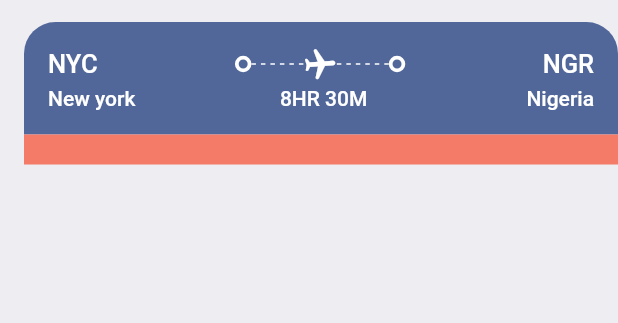
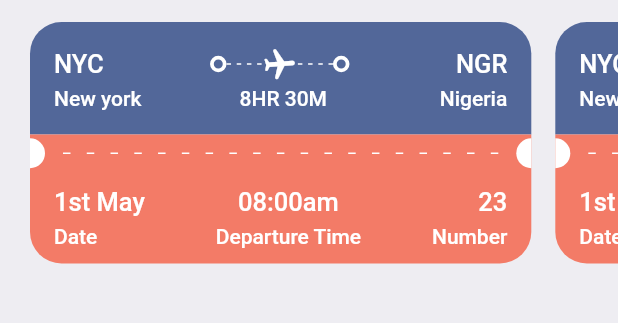
Before and after one commit to iyamujoshua/Flight_app, a Flutter app: the Homescreen screen opened directly, on a phone screen of 412 x 824 dp, the part 350-673 px from its top. Run offline on Flutter 3.47's test engine with Material 2 defaults, Android fonts, the phone set to English and light mode, and no system bars; our stand-ins replace gap.

Commit message:
ticket ui done

```diff
--- a/lib/homescreen.dart
+++ b/lib/homescreen.dart
@@ -85,7 +85,14 @@ class _HomescreenState extends State<Homescreen> {
             ),
           ),
           const Gap(15),
-          TicketView(),
+          SingleChildScrollView(
+            scrollDirection: Axis.horizontal,
+            padding: EdgeInsets.only(left: 20),
+            child: Row(children: [
+              TicketView(),
+              TicketView(),
+            ]),
+          )
         ],
       ),
     );
--- a/lib/ticket_view.dart
+++ b/lib/ticket_view.dart
@@ -11,10 +11,10 @@ class TicketView extends StatelessWidget {
   Widget build(BuildContext context) {
     final size= AppLayout.getsize(context);
     return SizedBox(
-      width:size.width,
+      width:size.width*0.85,
       height: 200,
       child: Container(
-        margin: const EdgeInsets.only(left:16),
+        margin: const EdgeInsets.only(right:16),
         child: Column(
           children: [
             /*
@@ -86,25 +86,109 @@ width: 100, child: Text("Nigeria", textAlign: TextAlign.end, style: style.headLi
               ),
             ),
                  Container(
-                  color: const Color(0xFFF37B67),
+                  color: style.orangeColor,//const Color(0xFFF37B67),
                   child: Row(
-                    children: const [
-                      SizedBox(
+                    children:  [
+                  const    SizedBox(
                         height: 20,
                         width: 10,
                         child: DecoratedBox(decoration: BoxDecoration(
+                          color:Colors.white,
                           borderRadius: BorderRadius.only(
                             topRight:Radius.circular(10),
                              bottomRight:Radius.circular(10),
                           )
                         )),
-                      )
+                      ),
+                      Expanded(child: Padding(
+                        padding: const EdgeInsets.all(12.0),
+                        child: LayoutBuilder(
+                          builder: (BuildContext context, BoxConstraints constraints) {
+                            return Flex( direction: Axis.horizontal,
+
+                            mainAxisAlignment: MainAxisAlignment.spaceBetween,
+                            mainAxisSize: MainAxisSize.max,
+                              children:
+                                List.generate((constraints.constrainWidth()/15).floor(), (index) => SizedBox(
+                                  width: 5, height: 1,
+                                  child: DecoratedBox(decoration: BoxDecoration(color: Colors.white)),
+                                ))
+
+                            );
+                          }
+                        ),
+                      )),
+
+
+
+                          const                  SizedBox(
+                        height: 20,
+                        width: 10,
+                        child: DecoratedBox(decoration: BoxDecoration(
+                          color:Colors.white,
+                          borderRadius: BorderRadius.only(
+                            topLeft:Radius.circular(10),
+                             bottomLeft:Radius.circular(10),
+                          )
+                        )),
+                      ),
                     ],
                   ),
                  ),
               /*
             showing the orange part of the card/ticket
             */
+
+            Container(
+             // height: 50,
+              decoration:  BoxDecoration(
+  color: style.orangeColor,//Color(0xFF526799),
+  borderRadius: BorderRadius.only(bottomLeft: Radius.circular(21), bottomRight: Radius.circular(21))
+),
+              padding: const EdgeInsets.only(left: 16, right:16, top: 10, bottom: 10, ),
+              child: Column(
+                children: [
+                  Row(
+                    mainAxisAlignment: MainAxisAlignment.spaceBetween,
+                    children: [
+                      Column(
+                        crossAxisAlignment: CrossAxisAlignment.start,
+                        children: [
+                          Text("1st May", style: style.headLineStyle3.copyWith(color: Colors.white),
+                          ),
+                          const Gap(5),
+                            Text("Date", style: style.headLineStyle4.copyWith(color: Colors.white),
+                          ),
+                        ],
+                      ),
+                      Column(
+                        crossAxisAlignment: CrossAxisAlignment.center,
+                        children: [
+                          Text("08:00am", style: style.headLineStyle3.copyWith(color: Colors.white),
+                          ),
+                          const Gap(5),
+                            Text("Departure Time", style: style.headLineStyle4.copyWith(color: Colors.white),
+                          ),
+                        ],
+                      ),
+
+
+
+                      Column(
+                        crossAxisAlignment: CrossAxisAlignment.end,
+                        children: [
+                          Text("23", style: style.headLineStyle3.copyWith(color: Colors.white),
+                          ),
+                          const Gap(5),
+                            Text("Number", style: style.headLineStyle4.copyWith(color: Colors.white),
+                          ),
+                        ],
+                      ),
+                    ],
+                  )
+                ],
+              ),
+            )
           ],
 
         ),
--- a/lib/utils/app_style.dart
+++ b/lib/utils/app_style.dart
@@ -5,7 +5,7 @@ class style{
   static Color primarycolor=primary;
   static Color textColor=const Color(0xFF3b3b3b);
   static Color bgColor =const Color(0xFFeeedf2);
-  static Color orangeColor = const Color(0xFF526799);
+  static Color orangeColor = const Color(0xFFF37B67);
 static TextStyle textstyle= TextStyle(fontSize:26, color:textColor, fontWeight: FontWeight.w500);
 static TextStyle headLineStyle1= TextStyle(fontSize:26, color:textColor, fontWeight: FontWeight.bold);
 static TextStyle headLineStyle2= TextStyle(fontSize:21, color:textColor, fontWeight: FontWeight.bold);
```
